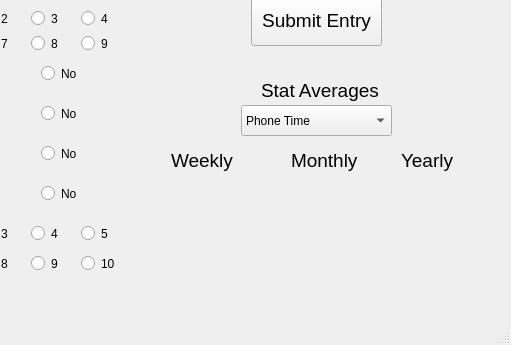
Qt form gui.ui (Devell1918/final_python_project) before a commit; both pictures show x 339 to 850 and y 165 to 510 of the 850 by 510 pixel window.
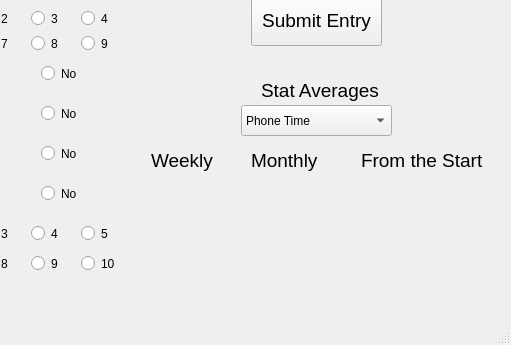
The same form after that commit.

Diff of the .ui file:
```diff
--- a/gui.ui
+++ b/gui.ui
@@ -199,7 +199,7 @@
    <widget class="QLabel" name="label_weekly">
     <property name="geometry">
      <rect>
-      <x>510</x>
+      <x>490</x>
       <y>310</y>
       <width>91</width>
       <height>31</height>
@@ -217,7 +217,7 @@
    <widget class="QLabel" name="label_monthly">
     <property name="geometry">
      <rect>
-      <x>630</x>
+      <x>590</x>
       <y>310</y>
       <width>91</width>
       <height>31</height>
@@ -235,9 +235,9 @@
    <widget class="QLabel" name="label_yearly">
     <property name="geometry">
      <rect>
-      <x>740</x>
+      <x>700</x>
       <y>310</y>
-      <width>91</width>
+      <width>141</width>
       <height>31</height>
      </rect>
     </property>
@@ -247,7 +247,7 @@
      </font>
     </property>
     <property name="text">
-     <string>Yearly</string>
+     <string>From the Start</string>
     </property>
    </widget>
    <widget class="QRadioButton" name="radio_workout_no">
```
Left out of the diff: 59 changed lines with no effect on the pictures.
